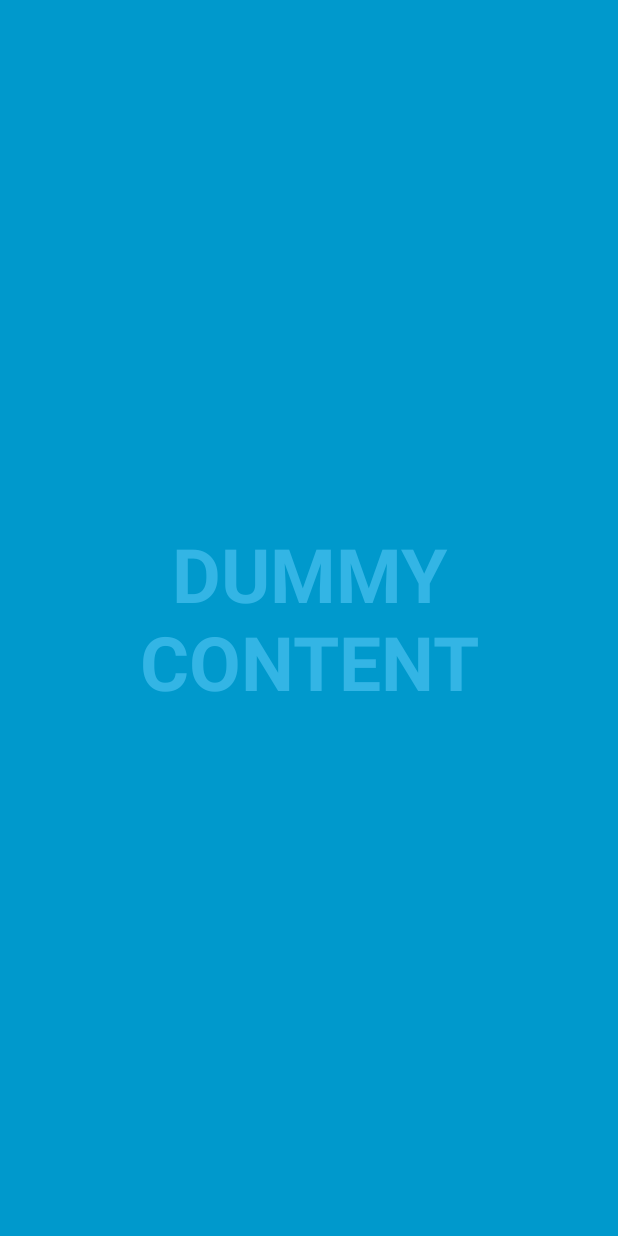
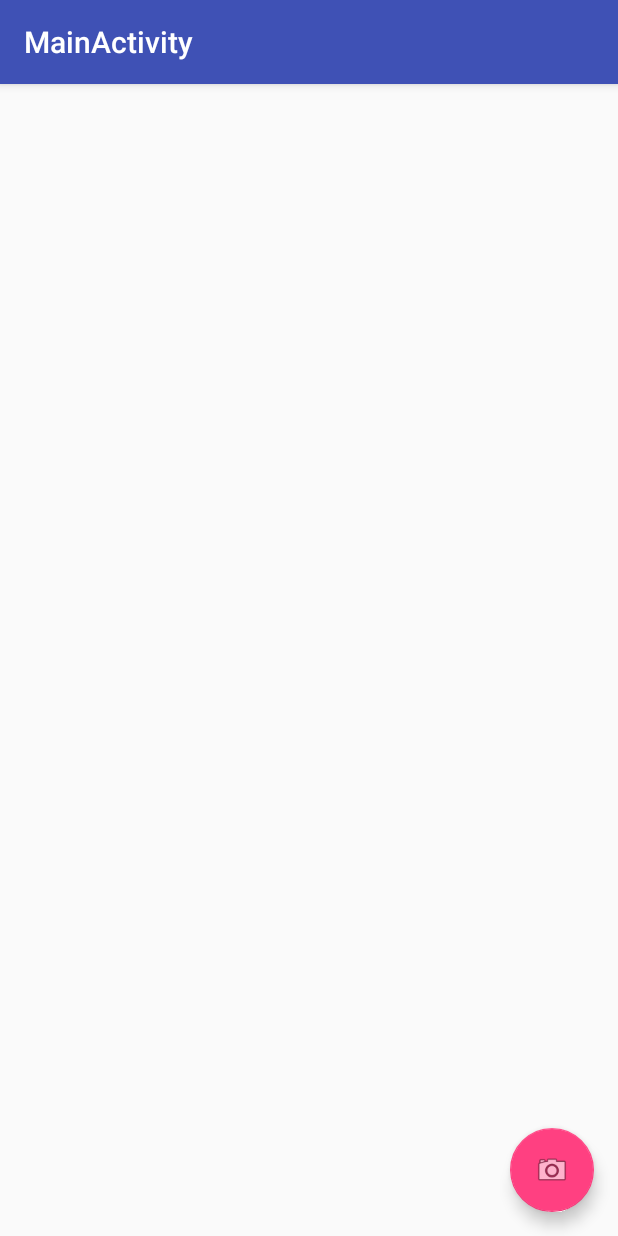
Before and after one commit to ryan9lim/emojiverse, an Android app: the screen it shows after launch (CameraActivity before the commit, MainActivity after it), on a phone screen of 412 x 824 dp. Run offline under Robolectric (Android 15) with nearby library versions, the phone set to English and light mode, and no system bars.

Commit message:
Added UI for Android

```diff
--- a/app/build.gradle
+++ b/app/build.gradle
@@ -6,7 +6,7 @@ android {
 
     defaultConfig {
         applicationId "com.emojiverse.emojiverse"
-        minSdkVersion 15
+        minSdkVersion 16
         targetSdkVersion 24
         versionCode 1
         versionName "1.0"
@@ -24,4 +24,6 @@ dependencies {
     testCompile 'junit:junit:4.12'
     compile 'com.android.support:appcompat-v7:24.2.0'
     compile 'com.android.support:support-v4:24.2.0'
+    compile 'com.android.support:design:24.2.0'
+    compile 'com.android.volley:volley:1.0.0'
 }
--- /dev/null
+++ b/app/src/main/java/com/emojiverse/emojiverse/MainActivity.java
@@ -0,0 +1,93 @@
+package com.emojiverse.emojiverse;
+
+import android.content.Intent;
+import android.graphics.Bitmap;
+import android.net.Uri;
+import android.os.Bundle;
+import android.os.Environment;
+import android.provider.MediaStore;
+import android.support.design.widget.FloatingActionButton;
+import android.support.design.widget.Snackbar;
+import android.support.v4.content.FileProvider;
+import android.support.v7.app.AppCompatActivity;
+import android.support.v7.widget.Toolbar;
+import android.view.View;
+
+import java.io.ByteArrayOutputStream;
+import java.io.File;
+import java.io.IOException;
+import java.text.SimpleDateFormat;
+import java.util.Date;
+
+public class MainActivity extends AppCompatActivity {
+
+    static final int REQUEST_TAKE_PHOTO = 1;
+    static final int REQUEST_IMAGE_CAPTURE = 1;
+    String mCurrentPhotoPath;
+
+    private File output=null;
+
+    @Override
+    protected void onCreate(Bundle savedInstanceState) {
+        super.onCreate(savedInstanceState);
+        setContentView(R.layout.activity_main);
+        Toolbar toolbar = (Toolbar) findViewById(R.id.toolbar);
+        setSupportActionBar(toolbar);
+
+        FloatingActionButton fab = (FloatingActionButton) findViewById(R.id.button_camera);
+        fab.setOnClickListener(new View.OnClickListener() {
+            @Override
+            public void onClick(View view) {
+                /*Snackbar.make(view, "Replace with your own action", Snackbar.LENGTH_LONG)
+                        .setAction("Action", null).show();*/
+                dispatchTakePictureIntent();
+            }
+        });
+    }
+
+    private void dispatchTakePictureIntent() {
+        Intent takePictureIntent = new Intent(MediaStore.ACTION_IMAGE_CAPTURE);
+        // Ensure that there's a camera activity to handle the intent
+        if (takePictureIntent.resolveActivity(getPackageManager()) != null) {
+            // Create the File where the photo should go
+            File photoFile = null;
+            try {
+                photoFile = createImageFile();
+            } catch (IOException ex) {
+                // Error occurred while creating the File
+            }
+            // Continue only if the File was successfully created
+            if (photoFile != null) {
+                Uri photoURI = FileProvider.getUriForFile(this,
+                        "com.example.android.fileprovider",
+                        photoFile);
+                takePictureIntent.putExtra(MediaStore.EXTRA_OUTPUT, photoURI);
+                startActivityForResult(takePictureIntent, REQUEST_TAKE_PHOTO);
+            }
+        }
+    }
+
+    private File createImageFile() throws IOException {
+        // Create an image file name
+        String timeStamp = new SimpleDateFormat("yyyyMMdd_HHmmss").format(new Date());
+        String imageFileName = "JPEG_" + timeStamp + "_";
+        File storageDir = getExternalFilesDir(Environment.DIRECTORY_PICTURES);
+        File image = File.createTempFile(
+                imageFileName,  /* prefix */
+                ".jpg",         /* suffix */
+                storageDir      /* directory */
+        );
+
+        // Save a file: path for use with ACTION_VIEW intents
+        mCurrentPhotoPath = image.getAbsolutePath();
+        return image;
+    }
+    @Override
+    protected void onActivityResult(int requestCode, int resultCode, Intent data) {
+        if (requestCode == REQUEST_IMAGE_CAPTURE && resultCode == RESULT_OK) {
+            Intent intent = new Intent(this, ImageActivity.class);
+            intent.putExtra("photo_url", mCurrentPhotoPath);
+            startActivity(intent);
+        }
+    }
+}
--- /dev/null
+++ b/app/src/main/res/layout/activity_main.xml
@@ -0,0 +1,34 @@
+<?xml version="1.0" encoding="utf-8"?>
+<android.support.design.widget.CoordinatorLayout xmlns:android="http://schemas.android.com/apk/res/android"
+    xmlns:app="http://schemas.android.com/apk/res-auto"
+    xmlns:tools="http://schemas.android.com/tools"
+    android:layout_width="match_parent"
+    android:layout_height="match_parent"
+    android:fitsSystemWindows="true"
+    tools:context="com.emojiverse.emojiverse.MainActivity">
+
+    <android.support.design.widget.AppBarLayout
+        android:layout_width="match_parent"
+        android:layout_height="wrap_content"
+        android:theme="@style/AppTheme.AppBarOverlay">
+
+        <android.support.v7.widget.Toolbar
+            android:id="@+id/toolbar"
+            android:layout_width="match_parent"
+            android:layout_height="?attr/actionBarSize"
+            android:background="?attr/colorPrimary"
+            app:popupTheme="@style/AppTheme.PopupOverlay" />
+
+    </android.support.design.widget.AppBarLayout>
+
+    <include layout="@layout/content_main" />
+
+    <android.support.design.widget.FloatingActionButton
+        android:id="@+id/button_camera"
+        android:layout_width="wrap_content"
+        android:layout_height="wrap_content"
+        android:layout_gravity="bottom|end"
+        android:layout_margin="@dimen/fab_margin"
+        android:src="@android:drawable/ic_menu_camera" />
+
+</android.support.design.widget.CoordinatorLayout>
--- /dev/null
+++ b/app/src/main/res/layout/content_main.xml
@@ -0,0 +1,16 @@
+<?xml version="1.0" encoding="utf-8"?>
+<RelativeLayout xmlns:android="http://schemas.android.com/apk/res/android"
+    xmlns:app="http://schemas.android.com/apk/res-auto"
+    xmlns:tools="http://schemas.android.com/tools"
+    android:layout_width="match_parent"
+    android:layout_height="match_parent"
+    android:paddingBottom="@dimen/activity_vertical_margin"
+    android:paddingLeft="@dimen/activity_horizontal_margin"
+    android:paddingRight="@dimen/activity_horizontal_margin"
+    android:paddingTop="@dimen/activity_vertical_margin"
+    app:layout_behavior="@string/appbar_scrolling_view_behavior"
+    tools:context="com.emojiverse.emojiverse.MainActivity"
+    tools:showIn="@layout/activity_main">
+
+
+</RelativeLayout>
--- /dev/null
+++ b/app/src/main/res/values-v21/styles.xml
@@ -0,0 +1,9 @@
+<resources>
+
+    <style name="AppTheme.NoActionBar">
+        <item name="windowActionBar">false</item>
+        <item name="windowNoTitle">true</item>
+        <item name="android:windowDrawsSystemBarBackgrounds">true</item>
+        <item name="android:statusBarColor">@android:color/transparent</item>
+    </style>
+</resources>
--- /dev/null
+++ b/app/src/main/res/values-w820dp/dimens.xml
@@ -0,0 +1,6 @@
+<resources>
+    <!-- Example customization of dimensions originally defined in res/values/dimens.xml
+         (such as screen margins) for screens with more than 820dp of available width. This
+         would include 7" and 10" devices in landscape (~960dp and ~1280dp respectively). -->
+    <dimen name="activity_horizontal_margin">64dp</dimen>
+</resources>
--- a/app/src/main/res/values/colors.xml
+++ b/app/src/main/res/values/colors.xml
@@ -3,6 +3,7 @@
     <color name="colorPrimary">#3F51B5</color>
     <color name="colorPrimaryDark">#303F9F</color>
     <color name="colorAccent">#FF4081</color>
+    <color name="navy_blue_overlay">#0000ff</color>
 
     <color name="black_overlay">#66000000</color>
 </resources>
--- /dev/null
+++ b/app/src/main/res/values/dimens.xml
@@ -0,0 +1,6 @@
+<resources>
+    <!-- Default screen margins, per the Android Design guidelines. -->
+    <dimen name="activity_horizontal_margin">16dp</dimen>
+    <dimen name="activity_vertical_margin">16dp</dimen>
+    <dimen name="fab_margin">16dp</dimen>
+</resources>
--- a/app/src/main/res/values/styles.xml
+++ b/app/src/main/res/values/styles.xml
@@ -20,4 +20,13 @@
         <item name="android:background">@color/black_overlay</item>
     </style>
 
+    <style name="AppTheme.NoActionBar">
+        <item name="windowActionBar">false</item>
+        <item name="windowNoTitle">true</item>
+    </style>
+
+    <style name="AppTheme.AppBarOverlay" parent="ThemeOverlay.AppCompat.Dark.ActionBar" />
+
+    <style name="AppTheme.PopupOverlay" parent="ThemeOverlay.AppCompat.Light" />
+
 </resources>
--- /dev/null
+++ b/app/src/main/res/xml/file_paths.xml
@@ -0,0 +1,4 @@
+<?xml version="1.0" encoding="utf-8"?>
+<paths xmlns:android="http://schemas.android.com/apk/res/android">
+    <external-path name="my_images" path="Android/data/com.emojiverse.emojiverse/files/Pictures" />
+</paths>
```
Also changed, not shown: app/src/main/AndroidManifest.xml (+25 -1 lines), app/src/main/java/com/emojiverse/emojiverse/ImageActivity.java (added, +153 -0 lines), app/src/main/res/layout/activity_image.xml (added, +83 -0 lines), app/src/main/res/values/strings.xml (+9 -0 lines).
